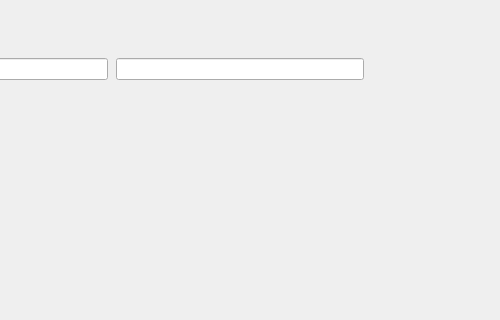
First picture: the form in ui/SettingsWidget.ui, repository KimYubin/SolTranslator, before the edit; both pictures show x 249 to 749 and y 0 to 320 of the 749 by 571 pixel window.
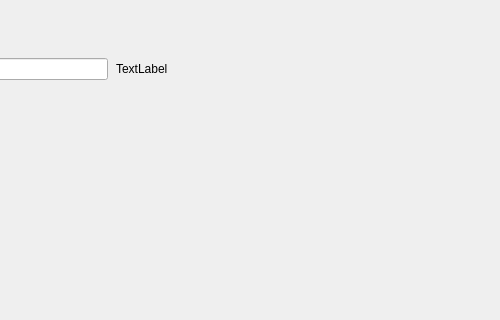
Second picture: the form after the edit.

Commit message:
[리펙] lineeidt을 label으로 변경. 옵션페이지 목록을 리스트에서 hash로 변경. ai 4.1 nano. 버튼에 프로퍼티(selectButton) 추가 등
1. lineeidt을 label으로 변경.
2. 옵션페이지 목록을 리스트에서 hash로 변경.
3. ai모델을 4.1 nano으로 변경.
4. 버튼에 프로퍼티(selectButton) 추가해서 qss에서 관리할 수 있게 개선
5. 불필요한 qss 제거함

```diff
--- a/ui/SettingsWidget.ui
+++ b/ui/SettingsWidget.ui
@@ -38,9 +38,6 @@
     <property name="spacing">
      <number>8</number>
     </property>
-    <item row="0" column="1">
-     <widget class="QLineEdit" name="optionNameEdit"/>
-    </item>
     <item row="0" column="0">
      <widget class="QLineEdit" name="findEdit"/>
     </item>
@@ -50,6 +47,13 @@
     <item row="1" column="0">
      <layout class="QVBoxLayout" name="buttonLayout"/>
     </item>
+    <item row="0" column="1">
+     <widget class="QLabel" name="optionLabel">
+      <property name="text">
+       <string>TextLabel</string>
+      </property>
+     </widget>
+    </item>
    </layout>
   </widget>
  </widget>
```
The commit also changes 8 other files.
